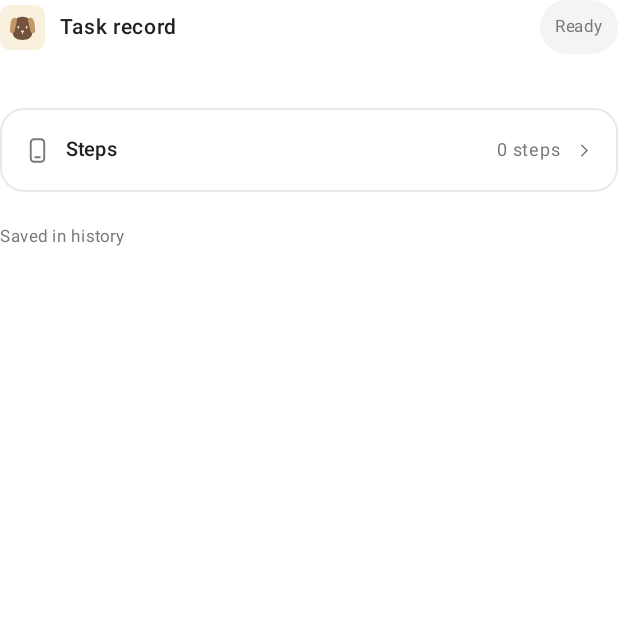
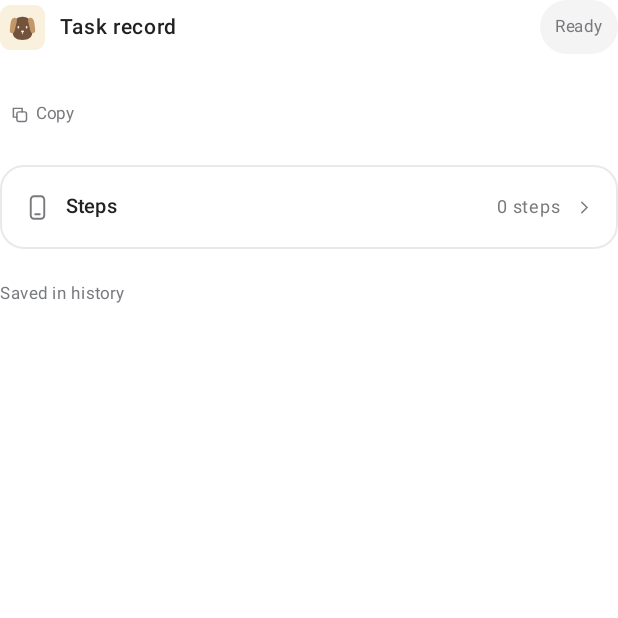
Before and after one commit to RytterMohn/LifeBuddy, an Android app built with Jetpack Compose: the composable TaskResult shown on its own in the app's theme, on a phone screen of 412 x 824 dp, the top half of it. Run offline under Robolectric (Android 15) with nearby library versions, the phone set to English and light mode, and no system bars; libraries missing offline, so code that uses them is left out: org.commonmark.ext, org.commonmark.node, org.commonmark.parser; 2 statements that could not run were skipped.

Commit message:
Enable text selection and one-tap copy across chat and task messages

```diff
--- a/app/src/main/kotlin/dev/ondevice/gemma/app/ui/ChatComponents.kt
+++ b/app/src/main/kotlin/dev/ondevice/gemma/app/ui/ChatComponents.kt
@@ -9,8 +9,10 @@ import androidx.compose.foundation.layout.*
 import androidx.compose.foundation.shape.CircleShape
 import androidx.compose.foundation.shape.RoundedCornerShape
 import androidx.compose.foundation.text.BasicTextField
+import androidx.compose.foundation.text.selection.DisableSelection
+import androidx.compose.foundation.text.selection.SelectionContainer
 import androidx.compose.material3.*
-import androidx.compose.runtime.Composable
+import androidx.compose.runtime.*
 import androidx.compose.ui.Alignment
 import androidx.compose.ui.Modifier
 import androidx.compose.ui.draw.clip
@@ -21,13 +23,16 @@ import androidx.compose.ui.graphics.Path
 import androidx.compose.ui.graphics.SolidColor
 import androidx.compose.ui.graphics.StrokeCap
 import androidx.compose.ui.graphics.drawscope.Stroke
+import androidx.compose.ui.platform.LocalClipboardManager
 import androidx.compose.ui.res.painterResource
 import androidx.compose.ui.semantics.contentDescription
 import androidx.compose.ui.semantics.semantics
+import androidx.compose.ui.text.AnnotatedString
 import androidx.compose.ui.text.font.FontWeight
 import androidx.compose.ui.unit.dp
 import androidx.compose.ui.unit.sp
 import dev.ondevice.gemma.app.R
+import kotlinx.coroutines.delay
 
 internal val Ink = Color(0xFF202123)
 internal val Muted = Color(0xFF77797D)
@@ -75,6 +80,10 @@ internal fun Glyph(name: String, modifier: Modifier = Modifier, color: Color = I
             "phone" -> { drawRoundRect(color,Offset(6*u,2*u),Size(12*u,20*u),androidx.compose.ui.geometry.CornerRadius(3*u),style=Stroke(1.7f*u)); line(10f,18f,14f,18f) }
             "settings" -> { line(3f,7f,21f,7f); line(3f,17f,21f,17f); drawCircle(Color.White,3*u,Offset(9*u,7*u)); drawCircle(color,3*u,Offset(9*u,7*u),style=Stroke(1.7f*u)); drawCircle(Color.White,3*u,Offset(16*u,17*u)); drawCircle(color,3*u,Offset(16*u,17*u),style=Stroke(1.7f*u)) }
             "chat" -> path(5f to 4f,20f to 4f,20f to 17f,10f to 17f,4f to 21f,4f to 4f,5f to 4f)
+            "copy" -> {
+                drawRoundRect(color, Offset(9 * u, 9 * u), Size(11 * u, 11 * u), androidx.compose.ui.geometry.CornerRadius(2.2f * u), style = Stroke(1.7f * u))
+                path(15f to 9f, 15f to 5f, 5f to 5f, 5f to 15f, 9f to 15f)
+            }
             else -> { path(12f to 2f,15f to 9f,22f to 12f,15f to 15f,12f to 22f,9f to 15f,2f to 12f,9f to 9f,12f to 2f) }
         }
     }
@@ -94,10 +103,46 @@ internal fun AgentMark(size: Int = 36) {
 }
 
 @Composable
+internal fun CopyActionButton(text: String, modifier: Modifier = Modifier) {
+    if (text.isBlank()) return
+    val clipboard = LocalClipboardManager.current
+    var copied by remember(text) { mutableStateOf(false) }
+    LaunchedEffect(copied) {
+        if (copied) {
+            delay(1800)
+            copied = false
+        }
+    }
+    DisableSelection {
+        Row(
+            modifier
+                .clip(RoundedCornerShape(8.dp))
+                .clickable {
+                    clipboard.setText(AnnotatedString(text))
+                    copied = true
+                }
+                .padding(horizontal = 6.dp, vertical = 4.dp)
+                .semantics { contentDescription = if (copied) tr("已复制") else tr("复制") },
+            verticalAlignment = Alignment.CenterVertically,
+            horizontalArrangement = Arrangement.spacedBy(4.dp),
+        ) {
+            Glyph(if (copied) "check" else "copy", Modifier.size(14.dp), if (copied) Green else Muted)
+            Text(if (copied) tr("已复制") else tr("复制"), fontSize = 11.sp, color = if (copied) Green else Muted)
+        }
+    }
+}
+
+@Composable
 internal fun UserMessage(text: String) {
-    Row(Modifier.fillMaxWidth(),horizontalArrangement=Arrangement.End) {
-        Text(text,Modifier.widthIn(max=300.dp).clip(RoundedCornerShape(24.dp)).background(Soft).padding(horizontal=18.dp,vertical=13.dp),
-            fontSize=16.sp,lineHeight=24.sp)
+    Column(Modifier.fillMaxWidth(), horizontalAlignment = Alignment.End, verticalArrangement = Arrangement.spacedBy(4.dp)) {
+        SelectionContainer {
+            Text(
+                text,
+                Modifier.widthIn(max = 300.dp).clip(RoundedCornerShape(24.dp)).background(Soft).padding(horizontal = 18.dp, vertical = 13.dp),
+                fontSize = 16.sp, lineHeight = 24.sp,
+            )
+        }
+        CopyActionButton(text, Modifier.padding(end = 6.dp))
     }
 }
 
```
Also changed, not shown: app/src/main/kotlin/dev/ondevice/gemma/app/ui/ChatScreen.kt (+14 -6 lines), app/src/main/kotlin/dev/ondevice/gemma/app/ui/MarkdownMessage.kt (+11 -7 lines), app/src/main/kotlin/dev/ondevice/gemma/app/ui/TaskConversation.kt (+33 -11 lines).
